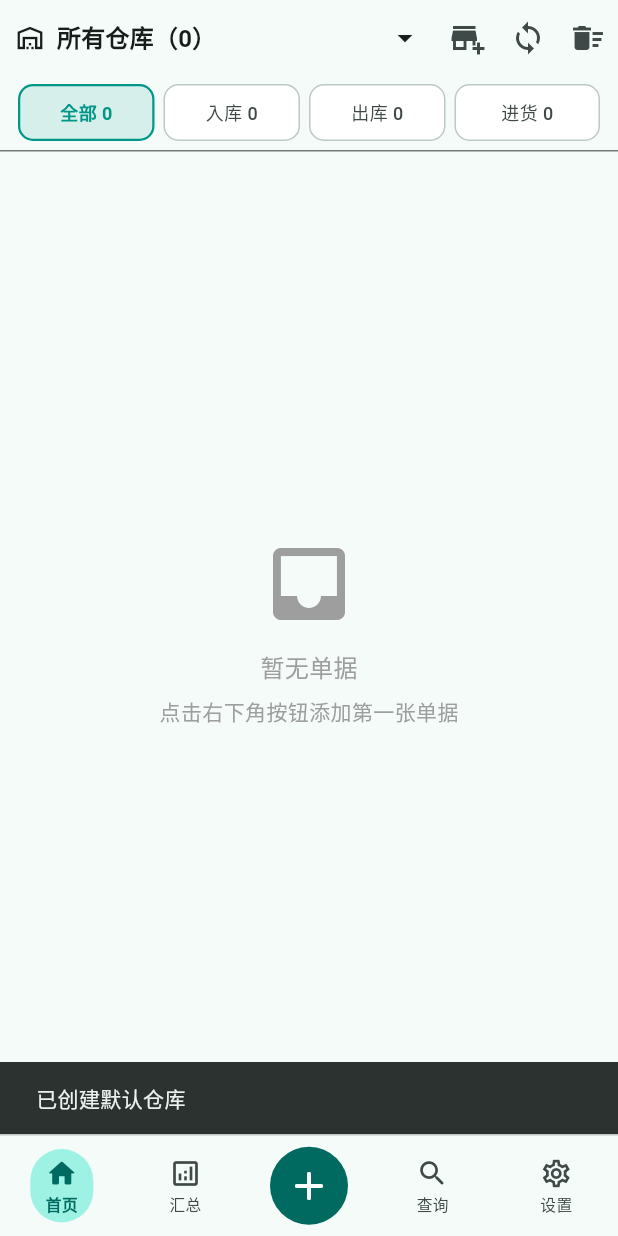
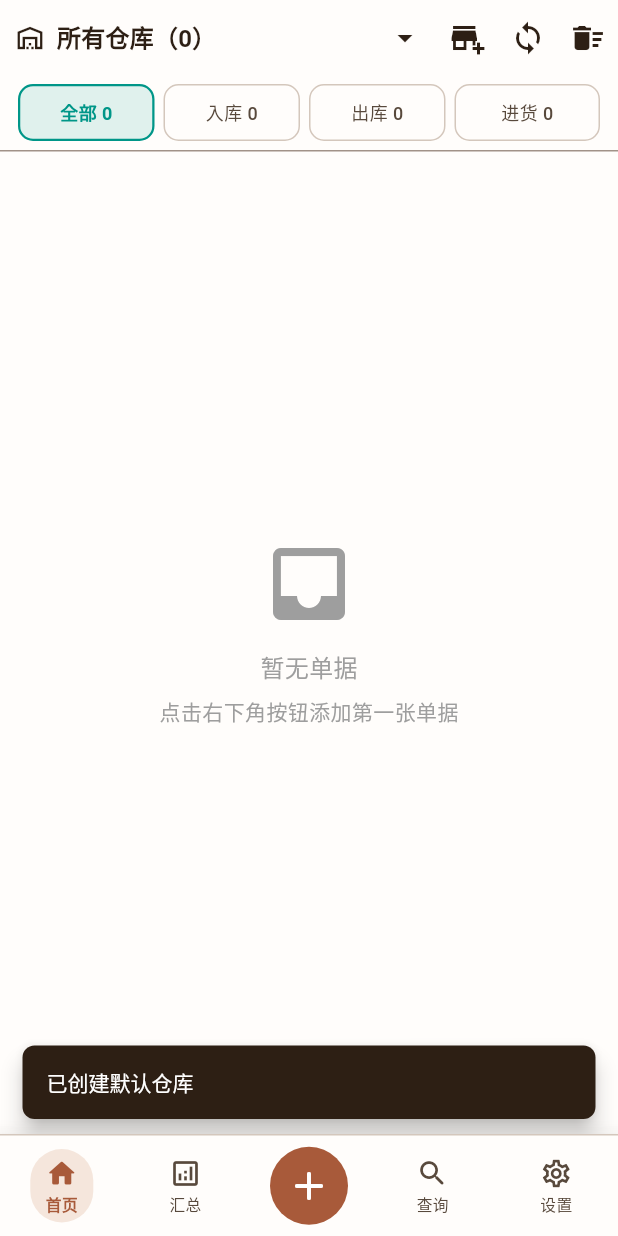
Before and after one commit to BEelzeBub5656/CCTT, a Flutter app: the screen it shows after launch, after a tap on "创建默认仓库", on a phone screen of 412 x 824 dp. Run offline on Flutter 3.47's test engine with Material 3 defaults, Android fonts, the phone set to English and light mode, and no system bars; our stand-ins replace camera, file_picker, image_picker, open_file, package_info_plus, permission_handler and 3 more; missing offline and left inert: mqtt_client; accounts and stored records are empty; network calls fail.

Commit message:
feat(theme): P0 毛纺温暖主题落地——WCAG实测色板+全局组件主题
- lib/theme/cctt_colors.dart: 品牌/状态色常量+ThemeExtension（全部组合对比度≥4.5:1）
- lib/theme/cctt_theme.dart: ColorScheme+组件主题（AppBar/Card/Input/NavBar/SnackBar）
- lib/main.dart: 替换 ColorScheme.fromSeed(teal) 为 buildCcttTheme()
- 依据: 2026-08-30 三agent组会仲裁(Claude视觉/Codex工程/Pi交互)
- 约束: 纯视觉主题, 不改变任何操作逻辑与页面结构

```diff
--- a/lib/main.dart
+++ b/lib/main.dart
@@ -3,6 +3,7 @@ import 'package:flutter_localizations/flutter_localizations.dart';
 
 import 'pages/home_page.dart';
 import 'services/storage_cleanup_service.dart';
+import 'theme/cctt_theme.dart';
 
 Future<void> main() async {
   WidgetsFlutterBinding.ensureInitialized();
@@ -31,10 +32,7 @@ class CcttApp extends StatelessWidget {
         Locale('zh', 'CN'),
         Locale('en', 'US'),
       ],
-      theme: ThemeData(
-        colorScheme: ColorScheme.fromSeed(seedColor: Colors.teal),
-        useMaterial3: true,
-      ),
+      theme: buildCcttTheme(),
       home: const HomePage(),
     );
   }
--- /dev/null
+++ b/lib/theme/cctt_theme.dart
@@ -0,0 +1,133 @@
+import 'package:flutter/material.dart';
+
+import 'cctt_colors.dart';
+
+/// CCTT 全局主题构建。
+///
+/// 设计原则（2026-08-30 组会仲裁）：
+/// 1. 主色收敛到 Web 端「毛纺温暖」色系，移动端向 Web 对齐；
+/// 2. 所有承载文字的颜色使用 deep 变体（WCAG AA ≥4.5:1）；
+/// 3. 正文用深栗色 ink，保证户外日光可读；
+/// 4. 纯视觉主题：不改变任何交互结构与操作路径。
+ColorScheme _buildScheme() {
+  return const ColorScheme(
+    brightness: Brightness.light,
+    primary: CcttColors.brandDeep,
+    onPrimary: Colors.white,
+    primaryContainer: CcttColors.brandLight,
+    onPrimaryContainer: CcttColors.onPrimaryContainerInk,
+    secondary: CcttColors.greenDeep,
+    onSecondary: Colors.white,
+    secondaryContainer: CcttColors.greenBg,
+    onSecondaryContainer: CcttColors.onSecondaryContainerInk,
+    tertiary: CcttColors.amberDeep,
+    onTertiary: Colors.white,
+    tertiaryContainer: CcttColors.amberBg,
+    onTertiaryContainer: CcttColors.onTertiaryContainerInk,
+    error: CcttColors.redDeep,
+    onError: Colors.white,
+    errorContainer: CcttColors.redBg,
+    onErrorContainer: CcttColors.onErrorContainerInk,
+    surface: CcttColors.surface,
+    onSurface: CcttColors.ink,
+    surfaceContainerHighest: CcttColors.surfaceVariant,
+    onSurfaceVariant: CcttColors.onSurfaceVariant,
+    outline: CcttColors.outline,
+    outlineVariant: CcttColors.outlineVariant,
+  );
+}
+
+/// 构建 CCTT 亮色主题。
+ThemeData buildCcttTheme() {
+  final ColorScheme scheme = _buildScheme();
+
+  return ThemeData(
+    useMaterial3: true,
+    colorScheme: scheme,
+    scaffoldBackgroundColor: CcttColors.surface,
+    extensions: const <ThemeExtension<dynamic>>[CcttBrandColors.light],
+
+    appBarTheme: const AppBarTheme(
+      backgroundColor: CcttColors.surface,
+      foregroundColor: CcttColors.ink,
+      surfaceTintColor: Colors.transparent,
+      elevation: 0,
+      centerTitle: true,
+    ),
+
+    cardTheme: CardThemeData(
+      color: CcttColors.surfaceContainer,
+      surfaceTintColor: Colors.transparent,
+      elevation: 0,
+      shape: RoundedRectangleBorder(
+        borderRadius: BorderRadius.circular(12),
+        side: const BorderSide(color: CcttColors.outlineVariant),
+      ),
+      margin: EdgeInsets.zero,
+    ),
+
+    inputDecorationTheme: InputDecorationTheme(
+      filled: true,
+      fillColor: CcttColors.surface,
+      contentPadding: const EdgeInsets.symmetric(horizontal: 12, vertical: 12),
+      border: OutlineInputBorder(
+        borderRadius: BorderRadius.circular(8),
+        borderSide: const BorderSide(color: CcttColors.outline),
+      ),
+      enabledBorder: OutlineInputBorder(
+        borderRadius: BorderRadius.circular(8),
+        borderSide: const BorderSide(color: CcttColors.outline),
+      ),
+      focusedBorder: OutlineInputBorder(
+        borderRadius: BorderRadius.circular(8),
+        borderSide: const BorderSide(color: CcttColors.brandDeep, width: 1.5),
+      ),
+      errorBorder: OutlineInputBorder(
+        borderRadius: BorderRadius.circular(8),
+        borderSide: const BorderSide(color: CcttColors.redDeep),
+      ),
+      labelStyle: const TextStyle(color: CcttColors.onSurfaceVariant),
+      hintStyle: const TextStyle(color: CcttColors.onSurfaceVariant),
+    ),
+
+    dividerTheme: const DividerThemeData(
+      color: CcttColors.outlineVariant,
+      thickness: 1,
+      space: 1,
+    ),
+
+    navigationBarTheme: NavigationBarThemeData(
+      backgroundColor: CcttColors.surface,
+      surfaceTintColor: Colors.transparent,
+      indicatorColor: CcttColors.brandLight,
+      height: 64,
+      labelTextStyle: WidgetStateProperty.resolveWith((states) {
+        final bool selected = states.contains(WidgetState.selected);
+        return TextStyle(
+          fontSize: 12,
+          color: selected ? CcttColors.brandDeep : CcttColors.onSurfaceVariant,
+        );
+      }),
+      iconTheme: WidgetStateProperty.resolveWith((states) {
+        final bool selected = states.contains(WidgetState.selected);
+        return IconThemeData(
+          color: selected ? CcttColors.brandDeep : CcttColors.onSurfaceVariant,
+        );
+      }),
+    ),
+
+    snackBarTheme: SnackBarThemeData(
+      backgroundColor: CcttColors.ink,
+      contentTextStyle: const TextStyle(color: Colors.white),
+      behavior: SnackBarBehavior.floating,
+      shape: RoundedRectangleBorder(borderRadius: BorderRadius.circular(8)),
+    ),
+
+    filledButtonTheme: FilledButtonThemeData(
+      style: FilledButton.styleFrom(
+        minimumSize: const Size(48, 48),
+        shape: RoundedRectangleBorder(borderRadius: BorderRadius.circular(8)),
+      ),
+    ),
+  );
+}
```
Also changed, not shown: lib/theme/cctt_colors.dart (added, +121 -0 lines).
